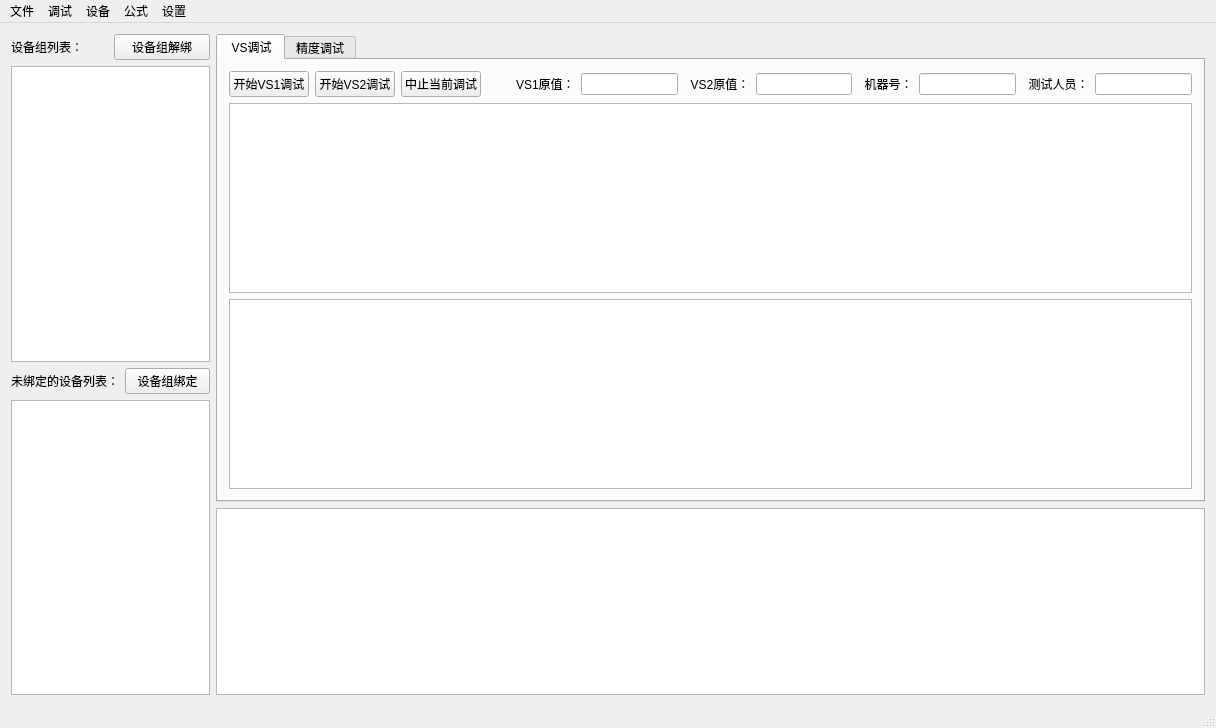
Before: the Qt Designer form mainwindow.ui in hooray1998/PCSoftware, drawn with Qt 5.
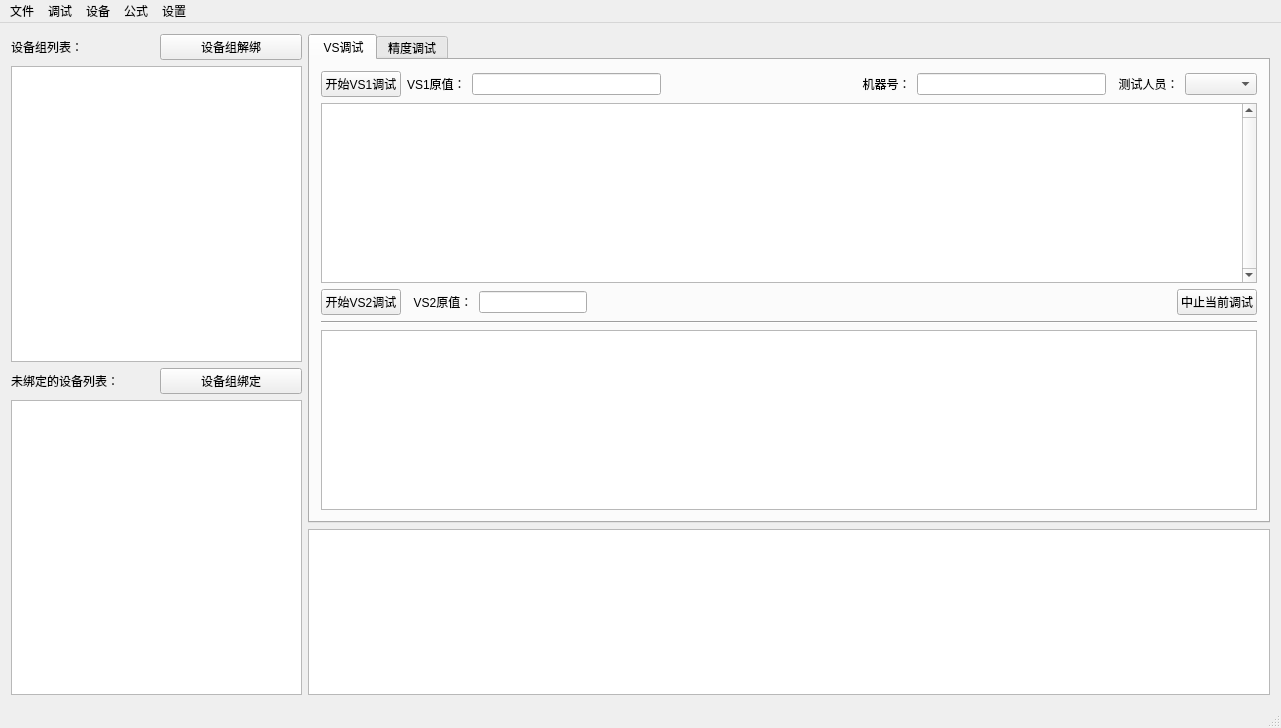
After: the same form once the commit is applied.

```diff
--- a/mainwindow.ui
+++ b/mainwindow.ui
@@ -6,7 +6,7 @@
    <rect>
     <x>0</x>
     <y>0</y>
-    <width>1216</width>
+    <width>1281</width>
     <height>728</height>
    </rect>
   </property>
@@ -83,42 +83,12 @@
           <item>
            <layout class="QHBoxLayout" name="horizontalLayout_5">
             <item>
-             <widget class="QPushButton" name="pushButton">
+             <widget class="QPushButton" name="pushButtonStartVS1">
               <property name="text">
                <string>开始VS1调试</string>
               </property>
              </widget>
             </item>
-            <item>
-             <widget class="QPushButton" name="pushButton_3">
-              <property name="text">
-               <string>开始VS2调试</string>
-              </property>
-             </widget>
-            </item>
-            <item>
-             <widget class="QPushButton" name="pushButton_2">
-              <property name="text">
-               <string>中止当前调试</string>
-              </property>
-             </widget>
-            </item>
-            <item>
-             <spacer name="horizontalSpacer">
-              <property name="orientation">
-               <enum>Qt::Horizontal</enum>
-              </property>
-              <property name="sizeType">
-               <enum>QSizePolicy::Expanding</enum>
-              </property>
-              <property name="sizeHint" stdset="0">
-               <size>
-                <width>40</width>
-                <height>20</height>
-               </size>
-              </property>
-             </spacer>
-            </item>
             <item>
              <widget class="QLabel" name="label_3">
               <property name="text">
@@ -130,14 +100,20 @@
              <widget class="QLineEdit" name="lineEditVS1_mode1"/>
             </item>
             <item>
-             <widget class="QLabel" name="label_4">
-              <property name="text">
-               <string>  VS2原值：</string>
+             <spacer name="horizontalSpacer">
+              <property name="orientation">
+               <enum>Qt::Horizontal</enum>
               </property>
-             </widget>
-            </item>
-            <item>
-             <widget class="QLineEdit" name="lineEditVS2_mode1"/>
+              <property name="sizeType">
+               <enum>QSizePolicy::Expanding</enum>
+              </property>
+              <property name="sizeHint" stdset="0">
+               <size>
+                <width>40</width>
+                <height>20</height>
+               </size>
+              </property>
+             </spacer>
             </item>
             <item>
              <widget class="QLabel" name="label_5">
@@ -157,12 +133,92 @@
              </widget>
             </item>
             <item>
-             <widget class="QLineEdit" name="lineEditCeName_mode1"/>
+             <widget class="QComboBox" name="comboBoxWorker1"/>
             </item>
            </layout>
           </item>
           <item>
-           <widget class="QTableWidget" name="tableWidgetvs1"/>
+           <widget class="QTableWidget" name="tableWidgetvs1">
+            <property name="verticalScrollBarPolicy">
+             <enum>Qt::ScrollBarAlwaysOn</enum>
+            </property>
+            <property name="editTriggers">
+             <set>QAbstractItemView::DoubleClicked</set>
+            </property>
+           </widget>
+          </item>
+          <item>
+           <layout class="QHBoxLayout" name="horizontalLayout_6">
+            <item>
+             <widget class="QPushButton" name="pushButtonStartVS2">
+              <property name="maximumSize">
+               <size>
+                <width>106</width>
+                <height>16777215</height>
+               </size>
+              </property>
+              <property name="text">
+               <string>开始VS2调试</string>
+              </property>
+             </widget>
+            </item>
+            <item>
+             <widget class="QLabel" name="label_4">
+              <property name="sizePolicy">
+               <sizepolicy hsizetype="Fixed" vsizetype="Preferred">
+                <horstretch>0</horstretch>
+                <verstretch>0</verstretch>
+               </sizepolicy>
+              </property>
+              <property name="text">
+               <string>  VS2原值：</string>
+              </property>
+             </widget>
+            </item>
+            <item>
+             <widget class="QLineEdit" name="lineEditVS2_mode1">
+              <property name="sizePolicy">
+               <sizepolicy hsizetype="Fixed" vsizetype="Fixed">
+                <horstretch>0</horstretch>
+                <verstretch>0</verstretch>
+               </sizepolicy>
+              </property>
+              <property name="maximumSize">
+               <size>
+                <width>145</width>
+                <height>16777215</height>
+               </size>
+              </property>
+             </widget>
+            </item>
+            <item>
+             <spacer name="horizontalSpacer_3">
+              <property name="orientation">
+               <enum>Qt::Horizontal</enum>
+              </property>
+              <property name="sizeHint" stdset="0">
+               <size>
+                <width>40</width>
+                <height>20</height>
+               </size>
+              </property>
+             </spacer>
+            </item>
+            <item>
+             <widget class="QPushButton" name="pushButtonStop1">
+              <property name="text">
+               <string>中止当前调试</string>
+              </property>
+             </widget>
+            </item>
+           </layout>
+          </item>
+          <item>
+           <widget class="Line" name="line">
+            <property name="orientation">
+             <enum>Qt::Horizontal</enum>
+            </property>
+           </widget>
           </item>
           <item>
            <widget class="QTableWidget" name="tableWidgetvs2"/>
@@ -240,7 +296,7 @@
              </widget>
             </item>
             <item>
-             <widget class="QLineEdit" name="lineEditCeName_mode2"/>
+             <widget class="QComboBox" name="comboBoxWorker2"/>
             </item>
            </layout>
           </item>
@@ -273,8 +329,8 @@
     <rect>
      <x>0</x>
      <y>0</y>
-     <width>1216</width>
-     <height>25</height>
+     <width>1281</width>
+     <height>31</height>
     </rect>
    </property>
    <widget class="QMenu" name="menuFile">
```
